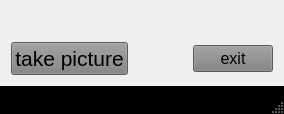
This is fotobox.ui in tomikais/fotobox as Qt 5 draws it before an edit. The edited form follows.
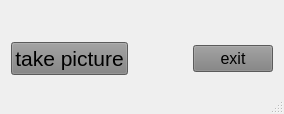
This is the edited form.

Commit message: fix Fotobox UI background color

Patch:
```diff
--- a/fotobox.ui
+++ b/fotobox.ui
@@ -13,11 +13,6 @@
   <property name="windowTitle">
    <string>FotoBox by Thomas Kais ©</string>
   </property>
-  <property name="styleSheet">
-   <string notr="true">#MainWindow, #statusBar {
-	background-color:black;
-}</string>
-  </property>
   <widget class="QWidget" name="widget">
    <layout class="QGridLayout" name="gridLayout">
     <item row="0" column="0">
```
The commit also changes 1 other file.
